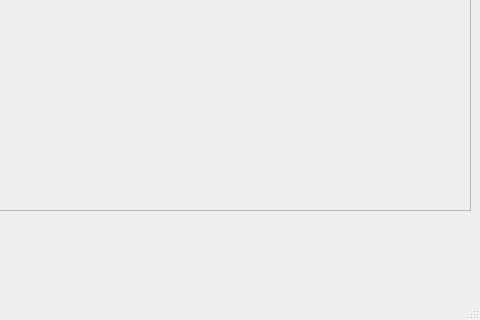
The window that core/scopes/gst/gst_version.ui (gidhoog/AlmGIS) describes before a commit, drawn with Qt 5; both pictures show x 320 to 800 and y 280 to 600 of the 800 by 600 pixel window.
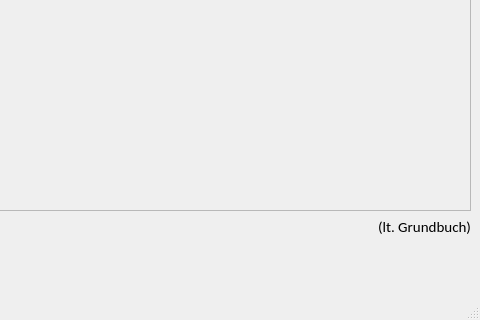
The same window after the commit.

Patch:
```diff
--- a/core/scopes/gst/gst_version.ui
+++ b/core/scopes/gst/gst_version.ui
@@ -228,6 +228,22 @@
         </property>
        </widget>
       </item>
+      <item row="6" column="3">
+       <widget class="QLabel" name="label_7">
+        <property name="font">
+         <font>
+          <family>Calibri</family>
+          <pointsize>11</pointsize>
+         </font>
+        </property>
+        <property name="text">
+         <string>(lt. Grundbuch)</string>
+        </property>
+        <property name="alignment">
+         <set>Qt::AlignRight|Qt::AlignTrailing|Qt::AlignVCenter</set>
+        </property>
+       </widget>
+      </item>
      </layout>
     </item>
    </layout>
```
